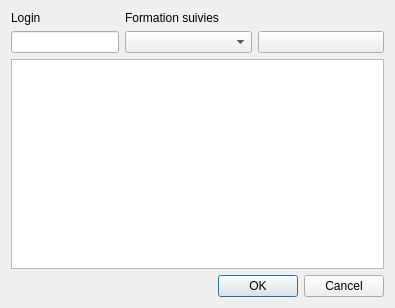
Qt form qt/ui/adddossierdialog.ui (alecalve/UTProfiler) before a commit.
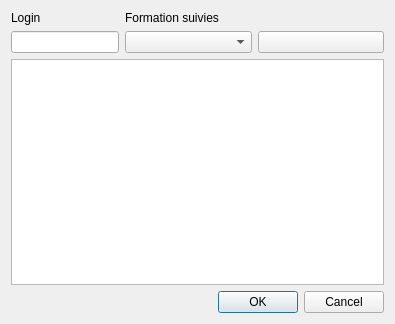
The same form after that commit. Icons and pictures are not drawn.

Diff of the .ui file:
```diff
--- a/qt/ui/adddossierdialog.ui
+++ b/qt/ui/adddossierdialog.ui
@@ -7,7 +7,7 @@
     <x>0</x>
     <y>0</y>
     <width>395</width>
-    <height>308</height>
+    <height>324</height>
    </rect>
   </property>
   <property name="windowTitle">
```
